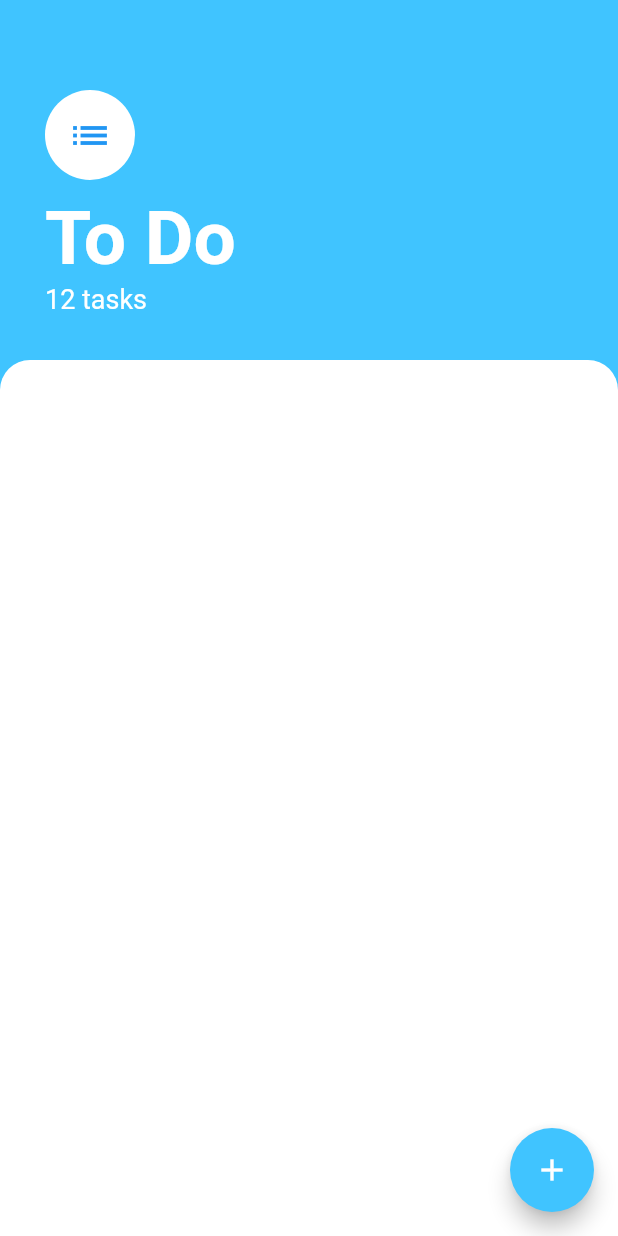
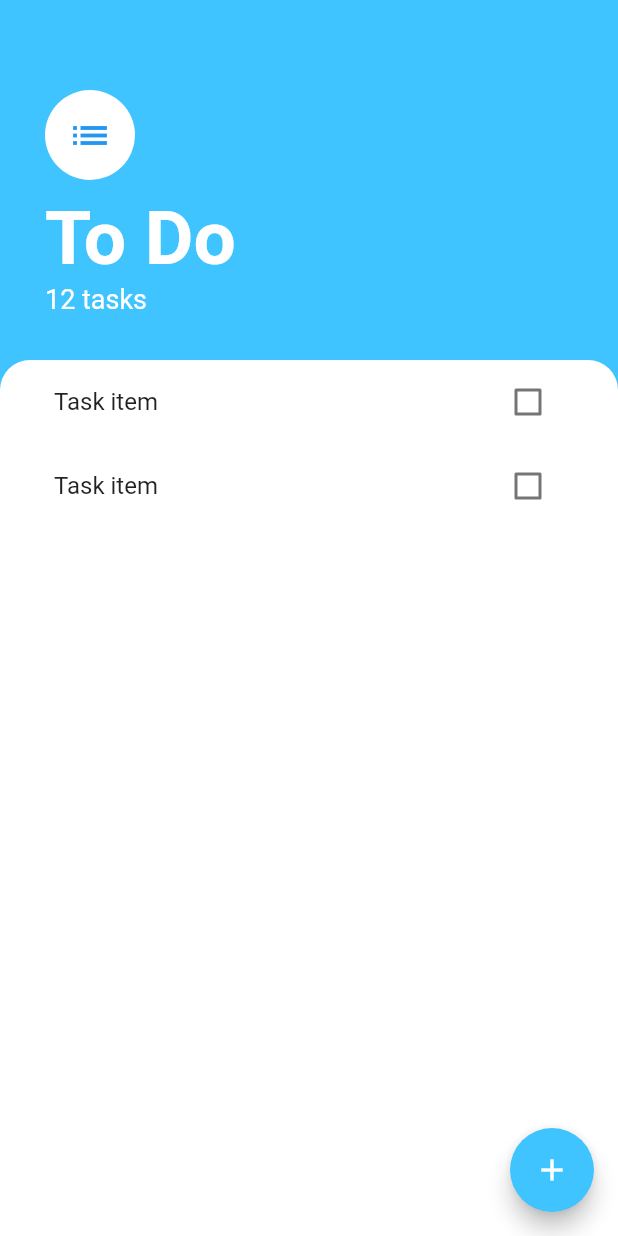
Before and after one commit to c0ff33-b34n/todo_flutter, a Flutter app: the screen it shows after launch, on a phone screen of 412 x 824 dp. Run offline on Flutter 3.47's test engine with Material 2 defaults, Android fonts, the phone set to English and light mode, and no system bars.

Commit message:
Add task list

```diff
--- a/lib/screens/task_screen.dart
+++ b/lib/screens/task_screen.dart
@@ -1,5 +1,7 @@
 import 'package:flutter/cupertino.dart';
 import 'package:flutter/material.dart';
+
+import '../widgets/task_list.dart';
 
 class TaskScreen extends StatelessWidget {
   @override
@@ -54,12 +56,15 @@ class TaskScreen extends StatelessWidget {
           ),
           Expanded(
             child: Container(
+              padding: EdgeInsets.symmetric(horizontal: 20.0),
               decoration: BoxDecoration(
-                  color: Colors.white,
-                  borderRadius: BorderRadius.only(
-                    topLeft: Radius.circular(20.0),
-                    topRight: Radius.circular(20.0),
-                  )),
+                color: Colors.white,
+                borderRadius: BorderRadius.only(
+                  topLeft: Radius.circular(20.0),
+                  topRight: Radius.circular(20.0),
+                ),
+              ),
+              child: TaskList(),
             ),
           )
         ],
--- /dev/null
+++ b/lib/widgets/task_list.dart
@@ -0,0 +1,14 @@
+import 'package:flutter/cupertino.dart';
+import 'package:todo_flutter/widgets/task_tile.dart';
+
+class TaskList extends StatelessWidget {
+  @override
+  Widget build(BuildContext context) {
+    return ListView(
+      children: [
+        TaskTile(),
+        TaskTile(),
+      ],
+    );
+  }
+}
--- /dev/null
+++ b/lib/widgets/task_tile.dart
@@ -0,0 +1,14 @@
+import 'package:flutter/material.dart';
+
+class TaskTile extends StatelessWidget {
+  @override
+  Widget build(BuildContext context) {
+    return ListTile(
+      title: Text('Task item'),
+      trailing: Checkbox(
+        value: false,
+        onChanged: (bool? value) {},
+      ),
+    );
+  }
+}
```
